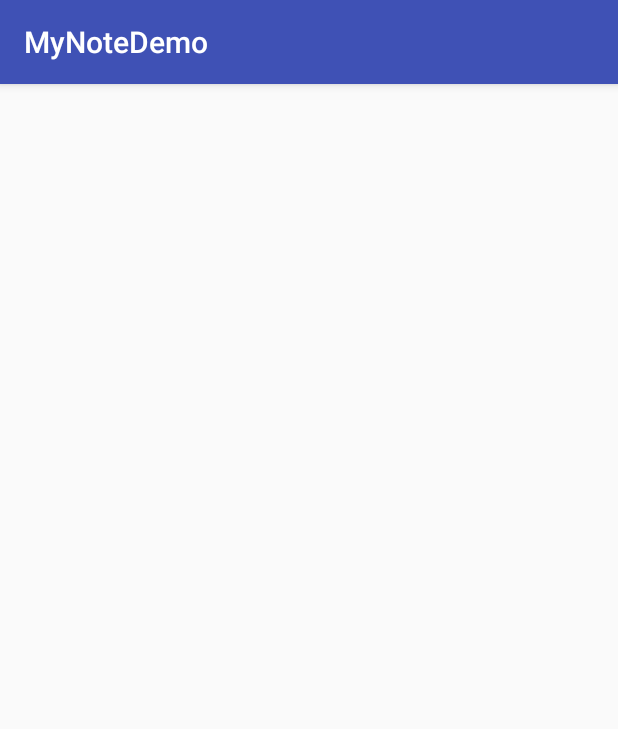
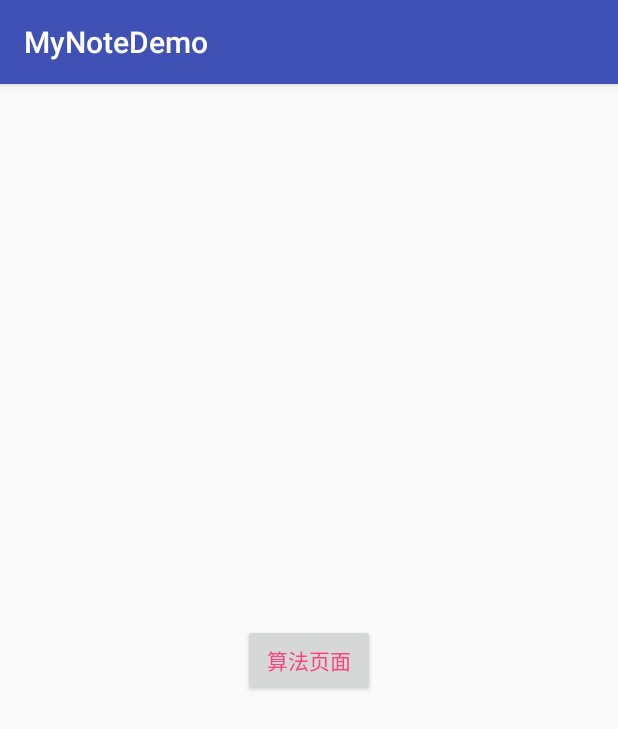
Before and after one commit to asd3590058/MyNoteDemo, an Android app: the screen it shows after launch (MainActivity), on a phone screen of 412 x 824 dp. Shown: the top 729 px of the screen. Run offline under Robolectric (Android 15) with nearby library versions, the phone set to English and light mode, and no system bars.

Commit message:
update demo

```diff
--- a/app/src/main/java/com/example/activity/MainActivity.kt
+++ b/app/src/main/java/com/example/activity/MainActivity.kt
@@ -1,7 +1,6 @@
 package com.example.activity
 
 import android.os.Bundle
-import android.os.PersistableBundle
 import androidx.appcompat.app.AppCompatActivity
 import com.example.mydemo.databinding.ActivityMainBinding
 
@@ -13,9 +12,10 @@ import com.example.mydemo.databinding.ActivityMainBinding
  *@description
  */
 class MainActivity : AppCompatActivity() {
-    private val binding by lazy { ActivityMainBinding.inflate(layoutInflater) }
-    override fun onCreate(savedInstanceState: Bundle?, persistentState: PersistableBundle?) {
-        super.onCreate(savedInstanceState, persistentState)
+    private val binding: ActivityMainBinding by lazy { ActivityMainBinding.inflate(layoutInflater) }
+    override fun onCreate(savedInstanceState: Bundle?) {
+        super.onCreate(savedInstanceState)
         setContentView(binding.root)
+
     }
 }
--- a/app/src/main/res/layout/activity_main.xml
+++ b/app/src/main/res/layout/activity_main.xml
@@ -1,14 +1,16 @@
 <?xml version="1.0" encoding="utf-8"?>
-<LinearLayout
-    xmlns:android="http://schemas.android.com/apk/res/android"
-    xmlns:app="http://schemas.android.com/apk/res-auto"
+<androidx.constraintlayout.widget.ConstraintLayout xmlns:android="http://schemas.android.com/apk/res/android"
     xmlns:tools="http://schemas.android.com/tools"
     android:layout_width="match_parent"
-    android:orientation="vertical"
     android:layout_height="match_parent"
+    xmlns:app="http://schemas.android.com/apk/res-auto"
     tools:context="com.example.activity.MainActivity">
 
-    <Button
+    <androidx.appcompat.widget.AppCompatButton
+        app:layout_constraintLeft_toLeftOf="parent"
+        app:layout_constraintRight_toRightOf="parent"
+        app:layout_constraintTop_toTopOf="parent"
+        app:layout_constraintBottom_toBottomOf="parent"
         android:id="@+id/btn_algorithm"
         android:textColor="@color/colorAccent"
         android:layout_width="wrap_content"
@@ -16,4 +18,4 @@
         android:text="算法页面"
 />
 
-</LinearLayout>
+</androidx.constraintlayout.widget.ConstraintLayout>
```
Also changed, not shown: app/src/main/res/layout/activity_algorithm.xml (deleted, +0 -9 lines), app/src/main/res/layout/activity_event_bus.xml (deleted, +0 -23 lines), app/src/main/res/layout/activity_net.xml (deleted, +0 -9 lines).
